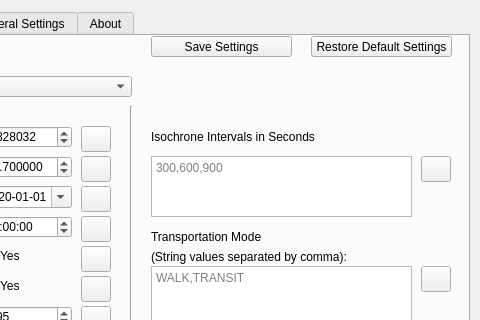
Qt form otp_plugin_dialog_base.ui (mkoenigb/OpenTripPlannerPlugin) before a commit; both pictures show x 271 to 751 and y 0 to 320 of the 751 by 573 pixel window.
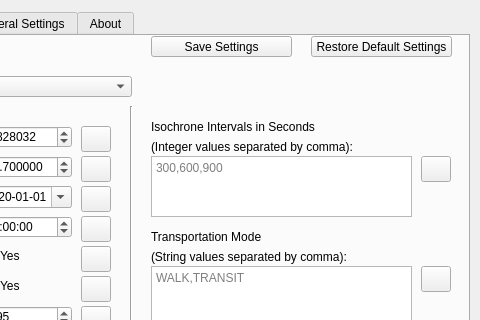
The same form after that commit. The open tabs and pages were chosen to show the change. Custom widgets are drawn as their Qt base class.

Diff of the .ui file:
```diff
--- a/otp_plugin_dialog_base.ui
+++ b/otp_plugin_dialog_base.ui
@@ -180,7 +180,7 @@
      <property name="geometry">
       <rect>
        <x>410</x>
-       <y>90</y>
+       <y>80</y>
        <width>291</width>
        <height>21</height>
       </rect>
@@ -979,6 +979,19 @@
       <string>Cancel</string>
      </property>
     </widget>
+    <widget class="QLabel" name="label_20">
+     <property name="geometry">
+      <rect>
+       <x>410</x>
+       <y>100</y>
+       <width>291</width>
+       <height>21</height>
+      </rect>
+     </property>
+     <property name="text">
+      <string>(Integer values separated by comma):</string>
+     </property>
+    </widget>
    </widget>
    <widget class="QWidget" name="tab_run_routes">
     <attribute name="title">
```
